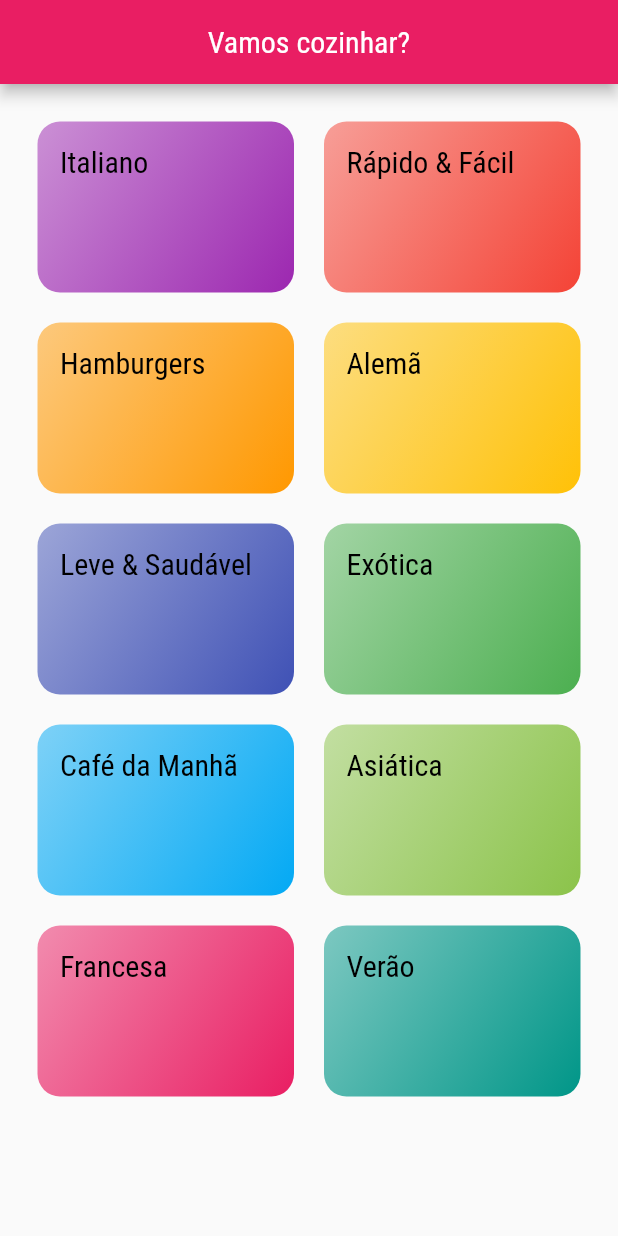
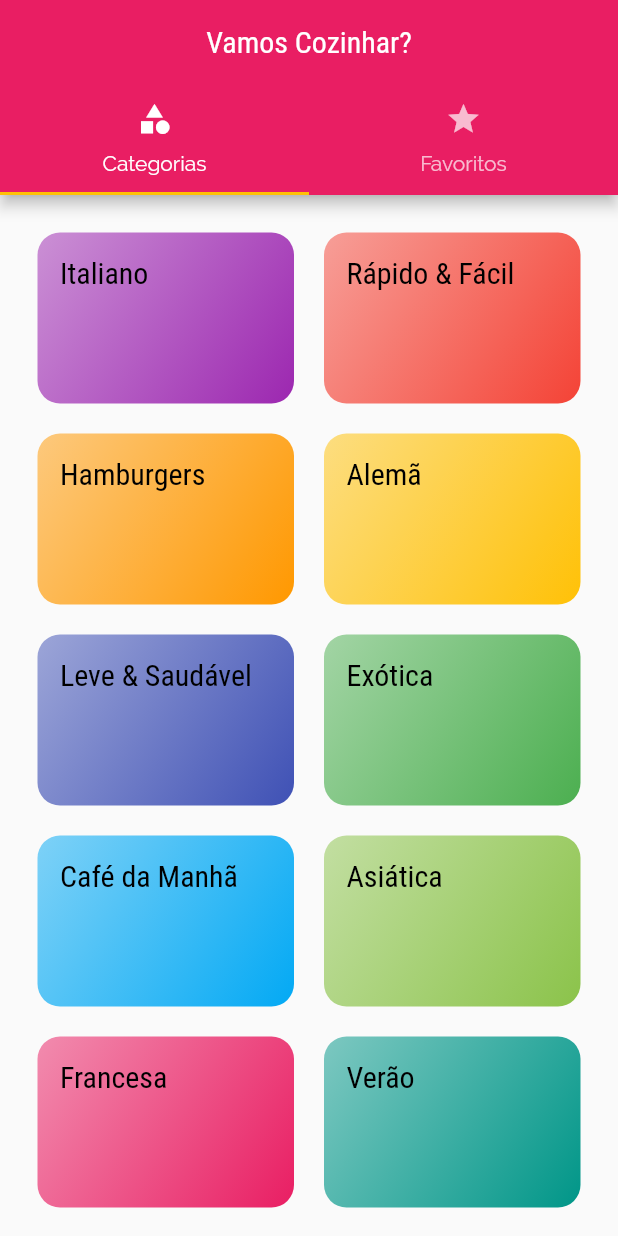
Before and after one commit to leandrosouzadev/meals, a Flutter app: the screen it shows after launch, on a phone screen of 412 x 824 dp. Run offline on Flutter 3.47's test engine with Material 2 defaults, Android fonts, the phone set to English and light mode, and no system bars.

Commit message:
Adicionando TabBar na AppBar

```diff
--- a/lib/main.dart
+++ b/lib/main.dart
@@ -1,7 +1,7 @@
 import 'package:flutter/material.dart';
 import 'package:meals/screens/categories_meals_screen.dart';
-import 'package:meals/screens/categories_screen.dart';
 import 'package:meals/screens/meal_detail_screen.dart';
+import 'package:meals/screens/tabs_screen.dart';
 import 'package:meals/utils/app_routes.dart';
 
 void main() => runApp(const MyApp());
@@ -34,7 +34,7 @@ class MyApp extends StatelessWidget {
         ),
       ),
       routes: {
-        AppRoutes.home: (ctx) => const CategoriesScreen(),
+        AppRoutes.home: (ctx) => const TabsScreen(),
         AppRoutes.categoriesMeals: (ctx) => const CategoriesMealsScreen(),
         AppRoutes.mealDetail: (ctx) => const MealDetailScreen(),
       },
--- a/lib/screens/categories_screen.dart
+++ b/lib/screens/categories_screen.dart
@@ -7,12 +7,7 @@ class CategoriesScreen extends StatelessWidget {
 
   @override
   Widget build(BuildContext context) {
-    return Scaffold(
-      appBar: AppBar(
-        title: const Text('Vamos cozinhar?'),
-        centerTitle: true,
-      ),
-      body: GridView(
+    return GridView(
       padding: const EdgeInsets.all(25),
       gridDelegate: const SliverGridDelegateWithMaxCrossAxisExtent(
         maxCrossAxisExtent: 200,
@@ -23,7 +18,6 @@ class CategoriesScreen extends StatelessWidget {
       children: dummyCategories.map((cat) {
         return CategoryItem(category: cat);
       }).toList(),
-      ),
     );
   }
 }
--- /dev/null
+++ b/lib/screens/favorite_screen.dart
@@ -0,0 +1,12 @@
+import 'package:flutter/material.dart';
+
+class FavoriteScreen extends StatelessWidget {
+  const FavoriteScreen({Key? key}) : super(key: key);
+
+  @override
+  Widget build(BuildContext context) {
+    return Center(
+      child: Text('Minhas Refeições Favoritas'),
+    );
+  }
+}
--- /dev/null
+++ b/lib/screens/tabs_screen.dart
@@ -0,0 +1,38 @@
+import 'package:flutter/material.dart';
+import 'package:meals/screens/categories_screen.dart';
+import 'package:meals/screens/favorite_screen.dart';
+
+class TabsScreen extends StatelessWidget {
+  const TabsScreen({Key? key}) : super(key: key);
+
+  @override
+  Widget build(BuildContext context) {
+    return DefaultTabController(
+      length: 2,
+      child: Scaffold(
+        appBar: AppBar(
+          title: const Text('Vamos Cozinhar?'),
+          centerTitle: true,
+          bottom: const TabBar(
+            tabs: [
+              Tab(
+                icon: Icon(Icons.category),
+                text: 'Categorias',
+              ),
+              Tab(
+                icon: Icon(Icons.star),
+                text: 'Favoritos',
+              ),
+            ],
+          ),
+        ),
+        body: const TabBarView(
+          children: [
+            CategoriesScreen(),
+            FavoriteScreen(),
+          ],
+        ),
+      ),
+    );
+  }
+}
```
Lines whose indentation alone changed are shown as unchanged.
